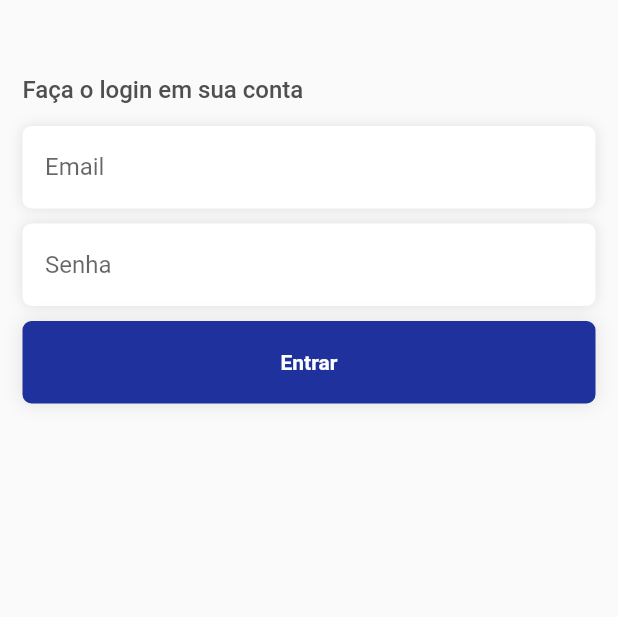
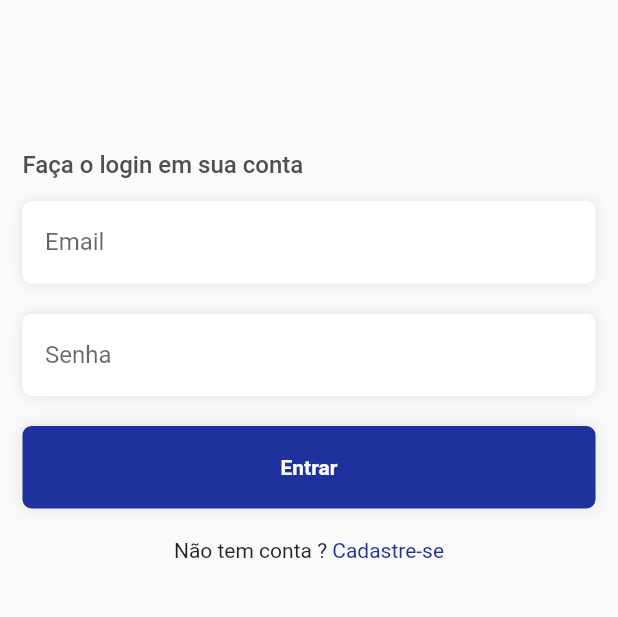
Before and after one commit to JoileJr/loja_de_roupas_ddm, a Flutter app: the screen it shows after launch, on a phone screen of 412 x 824 dp, the part 114-731 px from its top. Run offline on Flutter 3.47's test engine with Material 2 defaults, Android fonts, the light colour scheme and no system bars; our stand-ins replace get, hexcolor.

Commit message:
tela de login ok

```diff
--- a/lib/view/login.view.dart
+++ b/lib/view/login.view.dart
@@ -31,7 +31,7 @@ class LoginView extends StatelessWidget {
                     ),
                   ),
                 ),
-                const SizedBox(height: 50),
+                const SizedBox(height:100),
                 Text(
                   'Faça o login em sua conta',
                   style: TextStyle(
@@ -47,15 +47,36 @@ class LoginView extends StatelessWidget {
                   text: 'Email', obscure: false,
                   textInputType: TextInputType.emailAddress
                 ),
-                const SizedBox(height: 10),
+                const SizedBox(height: 20),
                 /// Senha input
                 TextFormGlobal(
                   controller: passwordController,
                   text: 'Senha', obscure: true,
                   textInputType: TextInputType.text
                 ),
+                const SizedBox(height: 20),
+                const ButtonGlobal(),
+                const SizedBox(height: 20),
+                Container(
+                  alignment: Alignment.center,
+                  child: Row(
+                    mainAxisAlignment: MainAxisAlignment.center,
+                    children: [
+                      const Text(
+                    'Não tem conta ?'
+                      ),
+                      InkWell(
+                        child: Text(
+                          ' Cadastre-se',
+                          style: TextStyle(
+                            color: GlobalColors.mainColor
+                          ),
+                        ),
+                      ),
+                    ],
+                  ),
+                ),
                 const SizedBox(height: 10),
-                ButtonGlobal(),
               ],
             ),
           ),
--- a/lib/view/widgets/text.form.global.dart
+++ b/lib/view/widgets/text.form.global.dart
@@ -1,7 +1,7 @@
 import 'package:flutter/material.dart';
 
 class TextFormGlobal extends StatelessWidget {
-  TextFormGlobal({Key? key,
+  const TextFormGlobal({Key? key,
     required this.controller,
     required this.text,
     required this.textInputType,
@@ -17,7 +17,7 @@ class TextFormGlobal extends StatelessWidget {
   Widget build(BuildContext context) {
     return Container(
       height: 55,
-      padding: EdgeInsets.only(top: 3, left: 15),
+      padding: const EdgeInsets.only(top: 3, left: 15),
       decoration: BoxDecoration(
           color: Colors.white,
           borderRadius: BorderRadius.circular(6),
@@ -34,7 +34,8 @@ class TextFormGlobal extends StatelessWidget {
         decoration: InputDecoration(
             hintText: text,
             border: InputBorder.none,
-            contentPadding: EdgeInsets.all(0),
+            contentPadding: const EdgeInsets.all(0),
+            // ignore: prefer_const_constructors
             hintStyle: TextStyle(
               height: 1,
             )),
```
